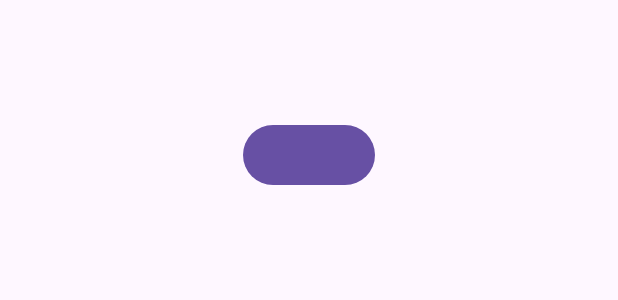
After one commit to Nathasan1410/lentera, an Android app: the layout fragment_bluetooth.xml on its own in the app's theme, with its tools: preview values and no code run, on a phone screen of 412 x 824 dp. The commit adds this screen. Shown: the top 300 px of the screen. Run offline under Robolectric (Android 15) with nearby library versions, the phone set to English and light mode, and no system bars.

Commit message:
dependencies + progress fragment bluetotth

```diff
--- /dev/null
+++ b/app/src/main/res/layout/fragment_bluetooth.xml
@@ -0,0 +1,24 @@
+<?xml version="1.0" encoding="utf-8"?>
+<LinearLayout
+    xmlns:android="http://schemas.android.com/apk/res/android"
+    xmlns:tools="http://schemas.android.com/tools"
+    android:layout_width="match_parent"
+    android:layout_height="match_parent"
+    android:orientation="vertical"
+    android:gravity="center_horizontal"
+    tools:context=".BluetoothFragment">
+    <TextView
+        android:layout_width="match_parent"
+        android:layout_height="wrap_content"
+        android:gravity="center"
+        android:layout_marginTop="20dp"
+        android:textSize="20sp"
+        android:text="@string/welcome_text" />
+    <Button
+        android:id="@+id/start"
+        android:layout_width="wrap_content"
+        android:layout_height="wrap_content"
+        android:layout_marginTop="32dp"
+        android:text="@string/start" />
+
+</LinearLayout>
--- a/app/src/main/res/values/strings.xml
+++ b/app/src/main/res/values/strings.xml
@@ -1,3 +1,5 @@
 <resources>
     <string name="app_name">Lentera</string>
+    <string name="welcome_text" />
+    <string name="start" />
 </resources>
--- a/build.gradle.kts
+++ b/build.gradle.kts
@@ -1,5 +1,5 @@
 // Top-level build file where you can add configuration options common to all sub-projects/modules.
 plugins {
     alias(libs.plugins.android.application) apply false
-    alias(libs.plugins.kotlin.android) apply false
+    alias(libs.plugins.jetbrains.kotlin.android) apply false
 }
```
Also changed, not shown: app/build.gradle.kts (+8 -2 lines), app/src/main/java/com/example/lentera/BluetoothFragment.kt (added, +22 -0 lines), app/src/main/java/com/example/lentera/MainActivity.kt (+1 -6 lines), app/src/main/res/layout/activity_main.xml (+52 -12 lines), gradle/libs.versions.toml (+7 -2 lines).
